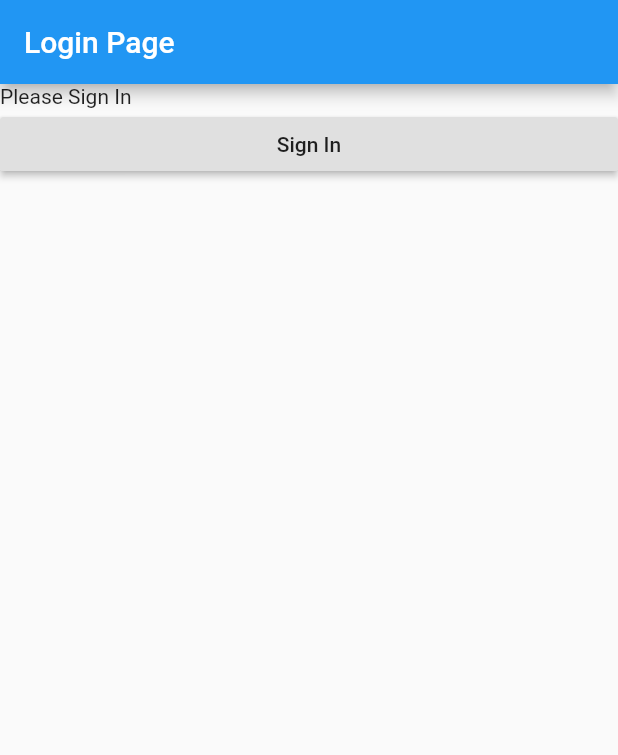
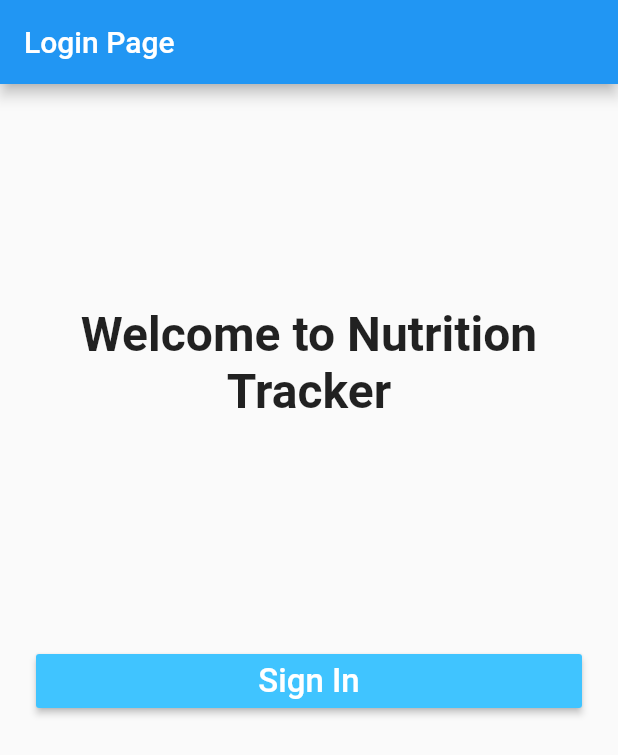
Before and after one commit to Mavirek/Nutrition-Tracker, a Flutter app: the screen it shows after launch, on a phone screen of 412 x 824 dp. Shown: the top 755 px of the screen. Run offline on Flutter 3.47's test engine with Material 2 defaults, Android fonts, the phone set to English and light mode, and no system bars; our stand-ins replace google_sign_in.

Commit message:
Finished Layout for Login Next: Testing

```diff
--- a/nutrition_tracker/lib/auth/login.dart
+++ b/nutrition_tracker/lib/auth/login.dart
@@ -39,13 +39,39 @@ class LoginPage extends StatelessWidget {
           title: new Text(
             'Login Page'
           ),
+          backgroundColor: Colors.blue,
         ),
         body: new Container(
+          padding: EdgeInsets.only(top: 48.0, left: 24.0, right: 24.0),
           child: new ListView(
             children: <Widget>[
-              const Text("Please Sign In"),
-              RaisedButton(
-                child: const Text("Sign In"),
+              new SizedBox(height: 100.0,),
+              new Center(
+                child: new Text("Welcome to Nutrition",
+                  style: new TextStyle(
+                      fontSize: 32.00,
+                      fontWeight: FontWeight.bold
+                  ),
+                ),
+              ),
+              new Center(
+                child: new Text("Tracker",
+                  style: new TextStyle(
+                      fontSize: 32.00,
+                      fontWeight: FontWeight.bold
+                  ),
+                ),
+              ),
+              new SizedBox(height: 150.0,),
+              new RaisedButton(
+                color: Colors.lightBlueAccent,
+                child: new Text(
+                  "Sign In",
+                  style: new TextStyle(
+                    color: Colors.white,
+                    fontSize: 22.0,
+                  ),
+                ),
                 onPressed: () => _handleSignIn(context),
               )
             ],
--- a/nutrition_tracker/lib/home.dart
+++ b/nutrition_tracker/lib/home.dart
@@ -22,7 +22,10 @@ class HomePage extends StatelessWidget {
       title: 'Home Page',
       home: new Scaffold(
         appBar: new AppBar(
-          title: new Text('Welcome Home'),
+          title: new Text('Home Screen'),
+          actions: <Widget>[
+            new IconButton(icon: Icon(Icons.lock), onPressed: () => _handleSignOut(context)),
+          ],
         ),
         body: new Center(
           child: new Container(
@@ -33,15 +36,10 @@ class HomePage extends StatelessWidget {
                   title: Text(_currentUser.displayName),
                   subtitle: Text(_currentUser.email),
                 ),
-                const Text("Signed in Successfully"),
-                RaisedButton(
-                  child: const Text("Sign Out"),
-                  onPressed: () => _handleSignOut(context),
-                )
               ],
             ),
           ),
-        )
+        ),
       )
     );
   }
```
